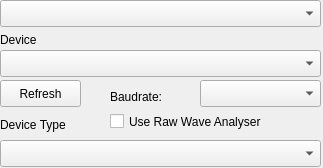
This is src/GUI/SettingsWidget/DeviceSettingsWidget.ui in donarturo11/QBrainwaveOSC as Qt 5 draws it before an edit. The edited form follows.
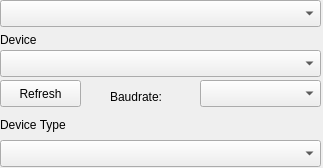
This is the edited form.

The edit to the form file:
```diff
--- a/src/GUI/SettingsWidget/DeviceSettingsWidget.ui
+++ b/src/GUI/SettingsWidget/DeviceSettingsWidget.ui
@@ -105,19 +105,6 @@
     <string>Baudrate:</string>
    </property>
   </widget>
-  <widget class="QCheckBox" name="enable_rawwave_analyser">
-   <property name="geometry">
-    <rect>
-     <x>110</x>
-     <y>106</y>
-     <width>211</width>
-     <height>31</height>
-    </rect>
-   </property>
-   <property name="text">
-    <string>Use Raw Wave Analyser</string>
-   </property>
-  </widget>
  </widget>
  <resources/>
  <connections/>
```
